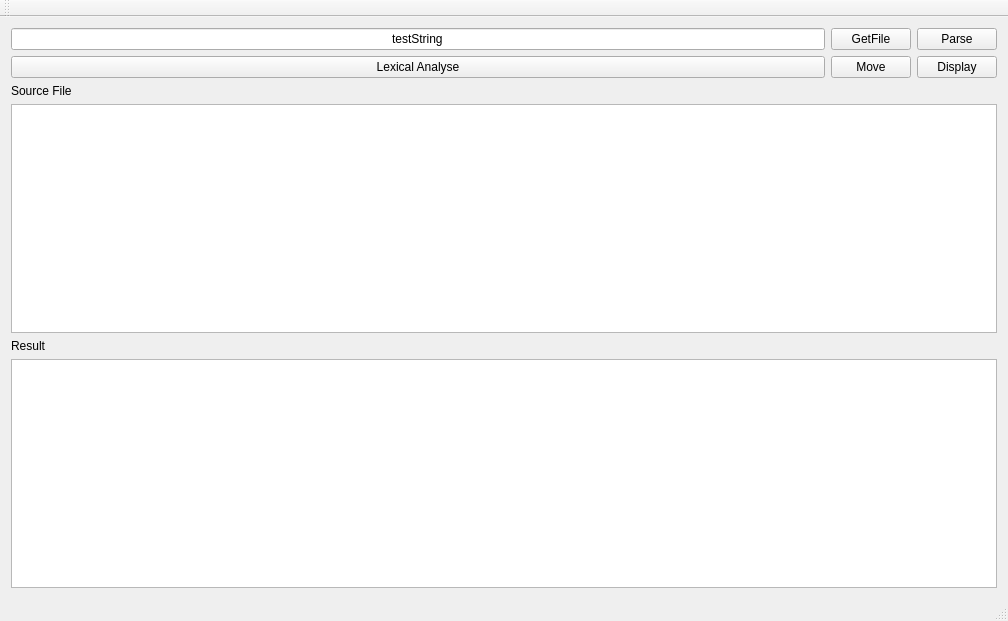
First picture: the form in MainWindow.ui, repository 14zwyan/SubtitleCompiler_for_qt, before the edit.
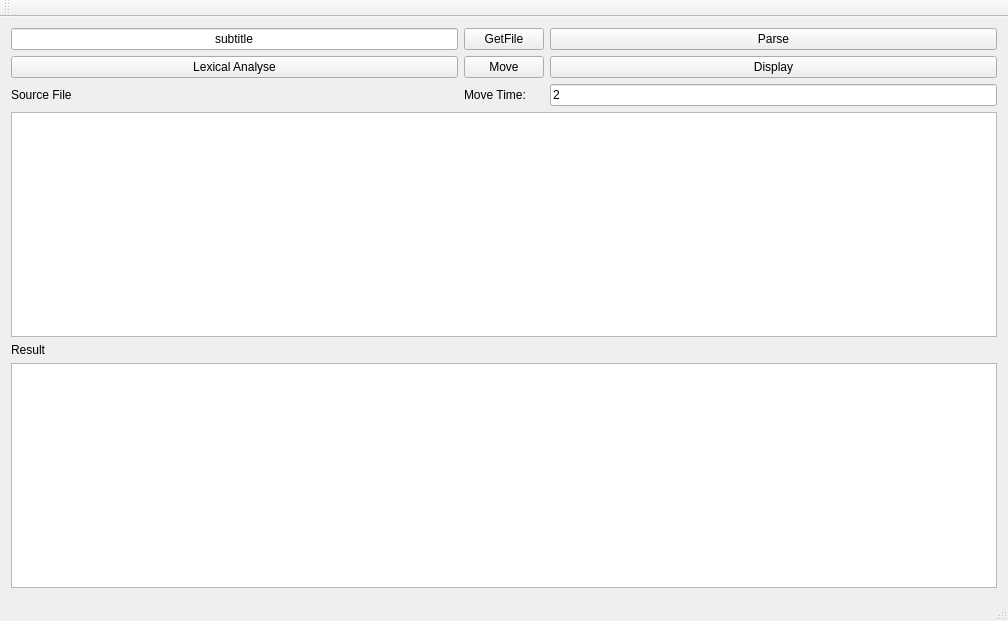
Second picture: the form after the edit.

```diff
--- a/MainWindow.ui
+++ b/MainWindow.ui
@@ -31,7 +31,7 @@
         </property>
        </widget>
       </item>
-      <item row="5" column="0" colspan="3">
+      <item row="7" column="0" colspan="3">
        <widget class="QTextBrowser" name="textBrowser_result"/>
       </item>
       <item row="0" column="2">
@@ -41,7 +41,7 @@
         </property>
        </widget>
       </item>
-      <item row="4" column="0" colspan="3">
+      <item row="6" column="0" colspan="3">
        <widget class="QLabel" name="label">
         <property name="text">
          <string>Result</string>
@@ -58,13 +58,16 @@
       <item row="0" column="0">
        <widget class="QLineEdit" name="lineEdit_filename">
         <property name="text">
-         <string>testString</string>
+         <string>subtitle</string>
         </property>
         <property name="alignment">
          <set>Qt::AlignCenter</set>
         </property>
        </widget>
       </item>
+      <item row="5" column="0" colspan="3">
+       <widget class="QTextBrowser" name="textBrowser_source"/>
+      </item>
       <item row="1" column="2">
        <widget class="QPushButton" name="pushButton">
         <property name="text">
@@ -72,15 +75,26 @@
         </property>
        </widget>
       </item>
-      <item row="2" column="0" colspan="3">
+      <item row="3" column="0">
        <widget class="QLabel" name="label_2">
         <property name="text">
          <string>Source File</string>
         </property>
        </widget>
       </item>
-      <item row="3" column="0" colspan="3">
-       <widget class="QTextBrowser" name="textBrowser_source"/>
+      <item row="3" column="2">
+       <widget class="QLineEdit" name="lineEdit">
+        <property name="text">
+         <string>2</string>
+        </property>
+       </widget>
+      </item>
+      <item row="3" column="1">
+       <widget class="QLabel" name="label_3">
+        <property name="text">
+         <string>Move Time:</string>
+        </property>
+       </widget>
       </item>
      </layout>
     </item>
```
